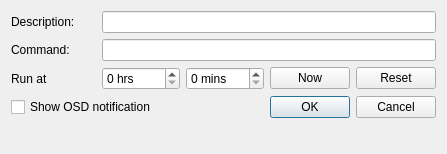
Qt form src/commanddialog.ui (loimu/zeit) before a commit.
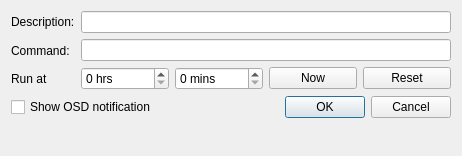
The same form after that commit.

Commit message: zeit: visually refine the CommandDialog

Patch:
```diff
--- a/src/commanddialog.ui
+++ b/src/commanddialog.ui
@@ -6,83 +6,59 @@
    <rect>
     <x>0</x>
     <y>0</y>
-    <width>447</width>
-    <height>154</height>
+    <width>462</width>
+    <height>156</height>
    </rect>
   </property>
   <property name="windowTitle">
    <string>Dialog</string>
   </property>
   <layout class="QVBoxLayout" name="verticalLayout">
-   <item>
-    <layout class="QHBoxLayout" name="horizontalLayout_5">
-     <item>
-      <widget class="QLabel" name="label_4">
-       <property name="minimumSize">
-        <size>
-         <width>85</width>
-         <height>0</height>
-        </size>
-       </property>
-       <property name="text">
-        <string>Description:</string>
-       </property>
-      </widget>
-     </item>
-     <item>
-      <widget class="QLineEdit" name="lineEditComment">
-       <property name="clearButtonEnabled">
-        <bool>true</bool>
-       </property>
-      </widget>
-     </item>
-    </layout>
-   </item>
    <item>
     <layout class="QHBoxLayout" name="horizontalLayout">
      <item>
+      <layout class="QVBoxLayout" name="verticalLayout_1">
+       <item>
       <widget class="QLabel" name="label">
-       <property name="minimumSize">
-        <size>
-         <width>85</width>
-         <height>0</height>
-        </size>
-       </property>
+         <property name="text">
+          <string>Description:</string>
+         </property>
+        </widget>
+       </item>
+       <item>
+        <widget class="QLabel" name="label_2">
        <property name="text">
         <string>Command:</string>
        </property>
       </widget>
      </item>
      <item>
-      <widget class="QLineEdit" name="lineEditCommand">
-       <property name="clearButtonEnabled">
-        <bool>true</bool>
-       </property>
-      </widget>
-     </item>
-    </layout>
-   </item>
-   <item>
-    <layout class="QHBoxLayout" name="horizontalLayout_3">
-     <item>
       <widget class="QLabel" name="label_3">
-       <property name="minimumSize">
-        <size>
-         <width>85</width>
-         <height>0</height>
-        </size>
-       </property>
-       <property name="maximumSize">
-        <size>
-         <width>85</width>
-         <height>16777215</height>
-        </size>
-       </property>
        <property name="text">
         <string>Run at</string>
        </property>
       </widget>
      </item>
+      </layout>
+     </item>
+     <item>
+      <layout class="QVBoxLayout" name="verticalLayout_2">
+       <item>
+        <widget class="QLineEdit" name="lineEditComment">
+         <property name="clearButtonEnabled">
+          <bool>true</bool>
+         </property>
+        </widget>
+       </item>
+       <item>
+        <widget class="QLineEdit" name="lineEditCommand">
+         <property name="clearButtonEnabled">
+          <bool>true</bool>
+         </property>
+        </widget>
+       </item>
+       <item>
+        <layout class="QHBoxLayout" name="horizontalLayout_">
      <item>
       <widget class="QSpinBox" name="spinBoxHours">
        <property name="suffix">
@@ -125,6 +101,10 @@
      </item>
     </layout>
    </item>
+      </layout>
+     </item>
+    </layout>
+   </item>
    <item>
     <layout class="QHBoxLayout" name="horizontalLayout_6">
      <item>
```
Left out of the diff: 2 changed lines with no effect on the pictures. Lines whose indentation alone changed are shown as unchanged.
